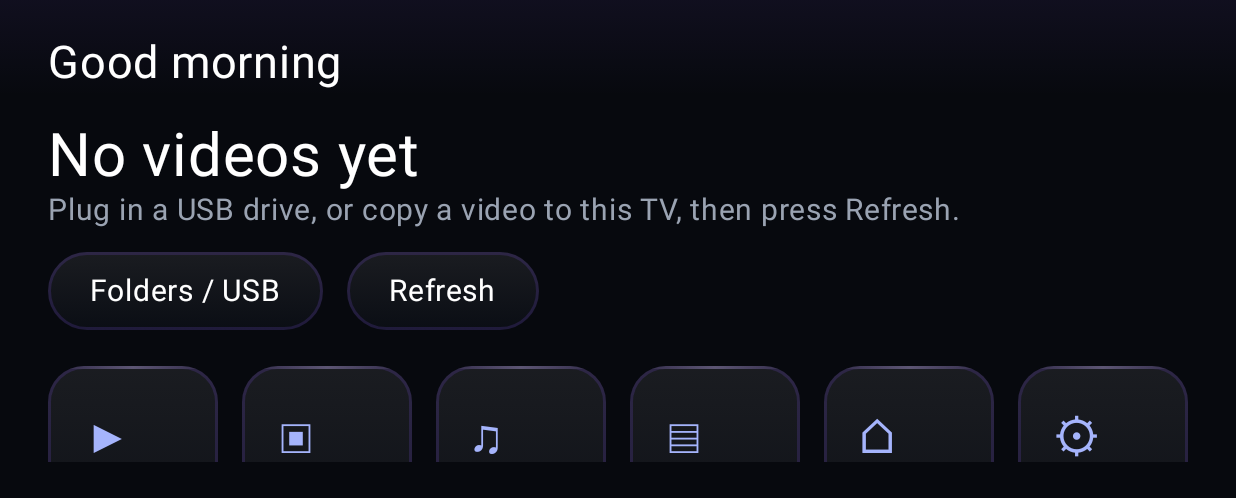
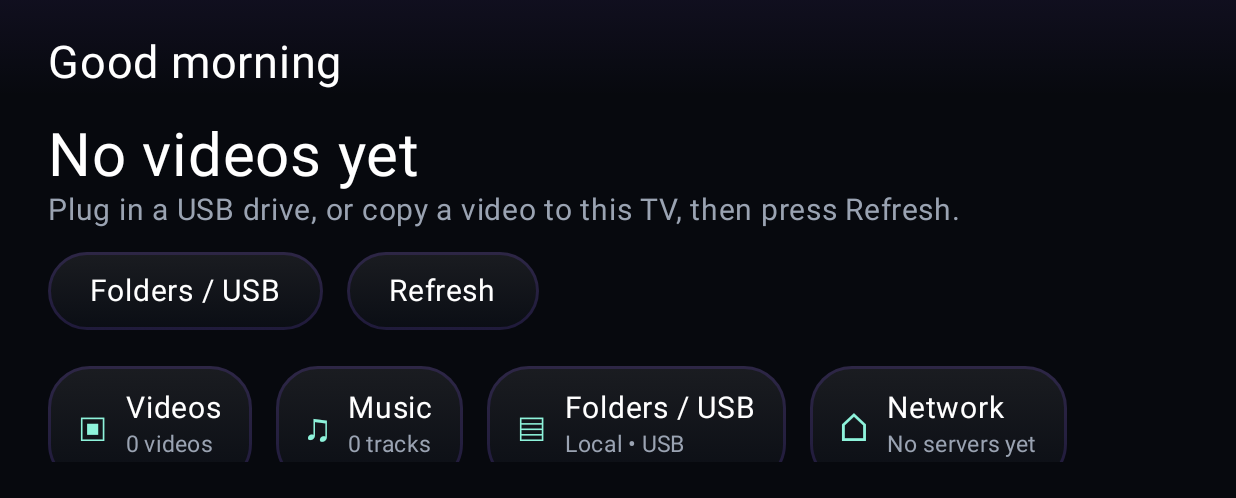
Before and after one commit to Hyperjoker2511/PlayBox-TV, an Android app built with Jetpack Compose: the screen it shows after launch (MainActivity), on a phone screen of 824 x 412 dp (held sideways), the part 120-618 px from its top. Run offline under Robolectric (Android 15) with nearby library versions, the phone set to English and light mode, and no system bars; libraries missing offline, so code that uses them is left out: jcifs.config, jcifs.context, jcifs.smb.

Commit message:
PlayBox TV 1.3.2: Lumen design + libvlc 3.7.7 crash fix + search animation + tab transitions

```diff
--- a/app/src/main/java/com/playbox/tv/HomeScreen.kt
+++ b/app/src/main/java/com/playbox/tv/HomeScreen.kt
@@ -13,6 +13,7 @@ import androidx.compose.foundation.layout.height
 import androidx.compose.foundation.layout.padding
 import androidx.compose.foundation.layout.width
 import androidx.compose.foundation.lazy.LazyColumn
+import androidx.compose.foundation.lazy.LazyRow
 import androidx.compose.foundation.lazy.items
 import androidx.compose.foundation.shape.RoundedCornerShape
 import androidx.compose.material3.Text
@@ -45,10 +46,13 @@ internal fun containerOf(item: VideoItem): String {
     return ext.ifBlank { "FILE" }
 }
 
-// ---------- Patch 1 (Qwen Home) ----------
+// ---------- LUMEN Home (2026-11-23) ----------
 // Greeting, one large hero banner for the continue-watching video,
-// a dashboard row of big glass tiles, then the All videos grid.
-// No filter pills — the tiles are the navigation.
+// a single horizontal row of quick chips (Videos, Music, Folders,
+// Network) that scrolls instead of clipping, then the All videos
+// grid. Continue Watching IS the hero — no separate tile for it —
+// and Settings lives in the top nav, so the row never overflows a
+// phone in landscape. Everything scrolls vertically.
 
 @Composable
 internal fun HomeScreen(
@@ -59,7 +63,6 @@ internal fun HomeScreen(
     onOpen: (VideoItem, List<VideoItem>) -> Unit,
     onPlay: (VideoItem, List<VideoItem>) -> Unit,
     onLibrary: (String) -> Unit,
-    onSettings: () -> Unit,
     onFolders: () -> Unit,
     onRefresh: () -> Unit
 ) {
@@ -128,15 +131,22 @@ internal fun HomeScreen(
                 }
             }
             item {
-                Row(horizontalArrangement = Arrangement.spacedBy(16.dp), modifier = Modifier.fillMaxWidth()) {
-                    GlassTile("▶", "Continue Watching", if (continueWatching.isEmpty()) "Nothing yet" else "${continueWatching.size} items", modifier = Modifier.weight(1f)) {
-                        continueWatching.firstOrNull()?.let { onOpen(it, videos) }
+                // Lumen quick row: four chips in a horizontal scroll —
+                // on a TV they all fit, on a phone in landscape the row
+                // scrolls instead of clipping the last tile's label.
+                LazyRow(horizontalArrangement = Arrangement.spacedBy(16.dp)) {
+                    item {
+                        QuickChip("▣", "Videos", "${videos.size} videos") { onLibrary("Videos") }
                     }
-                    GlassTile("▣", "Videos", "${videos.size} videos", modifier = Modifier.weight(1f)) { onLibrary("Videos") }
-                    GlassTile("♫", "Music", "${audio.size} tracks", modifier = Modifier.weight(1f)) { onLibrary("Music") }
-                    GlassTile("▤", "Folders / USB", "Local • USB", modifier = Modifier.weight(1f)) { onLibrary("Folders / USB") }
-                    GlassTile("⌂", "Network", if (servers == 0) "No servers yet" else "$servers servers", modifier = Modifier.weight(1f)) { onLibrary("Network") }
-                    GlassTile("⚙", "Settings", "Playback • Audio", modifier = Modifier.weight(1f)) { onSettings() }
+                    item {
+                        QuickChip("♫", "Music", "${audio.size} tracks") { onLibrary("Music") }
+                    }
+                    item {
+                        QuickChip("▤", "Folders / USB", "Local • USB") { onLibrary("Folders / USB") }
+                    }
+                    item {
+                        QuickChip("⌂", "Network", if (servers == 0) "No servers yet" else "$servers servers") { onLibrary("Network") }
+                    }
                 }
                 Spacer(modifier = Modifier.height(28.dp))
             }
@@ -171,9 +181,10 @@ internal fun HomeScreen(
     }
 }
 
-/** Qwen hero: the video's thumbnail (or a glass gradient when there is
- * none yet), a dark gradient from the left, "CONTINUE WATCHING", the
- * title, honest metadata, Resume + Details, and a thin progress bar. */
+/** Lumen hero: the video's thumbnail (or a glass gradient when there
+ * is none yet), a dark gradient from the left, "CONTINUE WATCHING"
+ * in mint, the title, honest metadata, a mint Resume button +
+ * Details, and a thin mint progress bar. */
 @Composable
 private fun HeroBanner(
     item: VideoItem,
@@ -198,7 +209,7 @@ private fun HeroBanner(
             modifier = Modifier.align(Alignment.CenterStart).padding(horizontal = 36.dp),
             verticalArrangement = Arrangement.spacedBy(10.dp)
         ) {
-            Text("CONTINUE WATCHING", fontSize = 16.sp, color = Primary)
+            Text("CONTINUE WATCHING", fontSize = 16.sp, color = Mint)
             Text(item.name, fontSize = 40.sp, color = White, maxLines = 1, overflow = TextOverflow.Ellipsis)
             val meta = listOfNotNull(
                 if (item.durationMs > 0) TimeFormatter.format(item.durationMs) else null,
@@ -223,8 +234,8 @@ private fun HeroBanner(
                 }
             }
             Row(horizontalArrangement = Arrangement.spacedBy(16.dp)) {
-                TvButton(if (fraction > 0f) "Resume ${(fraction * 100).toInt()}%" else "Play") { onResume() }
-                TvButton("Details") { onDetails() }
+                GlassButton(if (fraction > 0f) "Resume ${(fraction * 100).toInt()}%" else "Play", primary = true) { onResume() }
+                GlassButton("Details") { onDetails() }
             }
         }
         if (fraction > 0f) {
@@ -234,7 +245,7 @@ private fun HeroBanner(
             ) {
                 Box(
                     modifier = Modifier.fillMaxWidth(fraction.coerceIn(0f, 1f)).height(5.dp)
-                        .background(Primary)
+                        .background(Mint)
                 )
             }
         }
```
